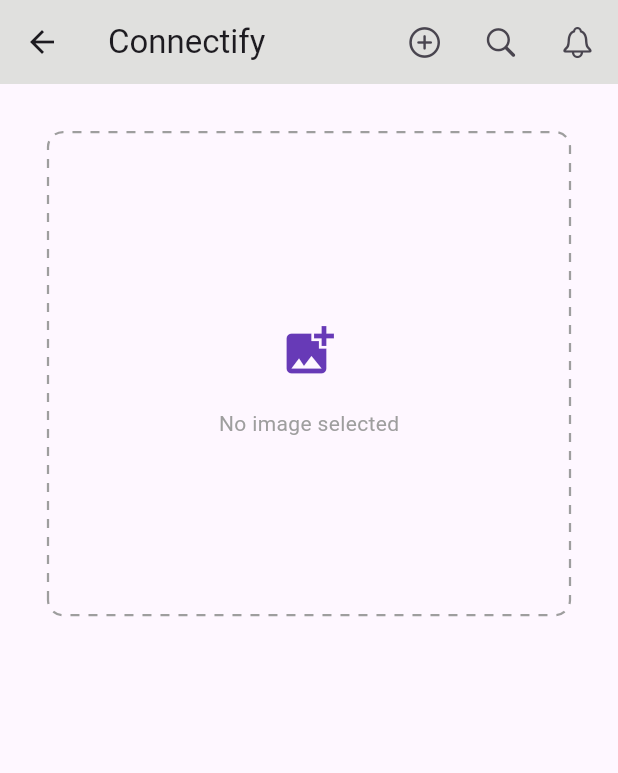
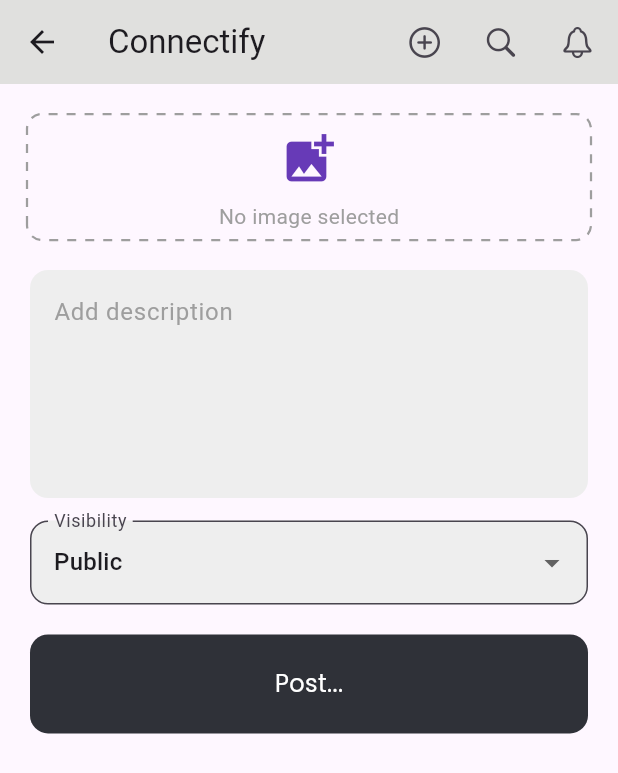
Before and after one commit to 0Armaan025/connectify, a Flutter app: the AddForumPostView screen opened directly, on a phone screen of 412 x 824 dp. Shown: the top 773 px of the screen. Run offline on Flutter 3.47's test engine with Material 3 defaults, Android fonts, the phone set to English and light mode, and no system bars; drawn by our look-alikes of dotted_border; our stand-ins replace animate_do, connectivity_plus, flutter_image_compress, google_fonts, google_nav_bar, hexcolor and 5 more; network calls fail; project files that could hold a hidden picture were left out.

Commit message:
feat: added bad ui forum and post upload thingy

```diff
--- a/lib/common/forum_post/forum_post.dart
+++ b/lib/common/forum_post/forum_post.dart
@@ -90,9 +90,9 @@ class _ForumPostState extends State<ForumPost> {
               children: [
                 Row(
                   children: [
-                    CircleAvatar(
+                    const CircleAvatar(
                       radius: 12,
-                      backgroundImage: const NetworkImage(
+                      backgroundImage: NetworkImage(
                         'https://images.unsplash.com/photo-1498278854500-7c206daa073b?w=500&auto=format&fit=crop&q=60&ixlib=rb-4.0.3&ixid=M3wxMjA3fDB8MHxzZWFyY2h8Mnx8bW91bnRhaW58ZW58MHwxfDB8fHww',
                       ),
                     ),
@@ -172,7 +172,7 @@ class _ForumPostState extends State<ForumPost> {
     List<String> words = text.split(' ');
 
     if (words.length > maxWords) {
-      return words.sublist(0, maxWords).join(' ') + '...';
+      return '${words.sublist(0, maxWords).join(' ')}...';
     }
     return text;
   }
--- a/lib/features/views/add_forum_post/add_forum_post_view.dart
+++ b/lib/features/views/add_forum_post/add_forum_post_view.dart
@@ -1,3 +1,4 @@
+import 'package:connectify/common/buttons/custom_button.dart';
 import 'package:connectify/common/utils.dart';
 import 'package:dotted_border/dotted_border.dart';
 import 'package:flutter/material.dart';
@@ -14,7 +15,7 @@ class AddForumPostView extends StatefulWidget {
 class _AddForumPostViewState extends State<AddForumPostView> {
   File? _selectedImage;
 
-  Future<void> _pickImage() async {
+  Future<void> _pickImage({bool isEdit = false}) async {
     final ImagePicker picker = ImagePicker();
     final XFile? image = await picker.pickImage(source: ImageSource.gallery);
 
@@ -22,6 +23,15 @@ class _AddForumPostViewState extends State<AddForumPostView> {
       setState(() {
         _selectedImage = File(image.path);
       });
+
+      if (isEdit) {
+        ScaffoldMessenger.of(context).showSnackBar(
+          const SnackBar(
+            content: Text('Image replaced successfully!'),
+            duration: Duration(seconds: 2),
+          ),
+        );
+      }
     }
   }
 
@@ -36,36 +46,30 @@ class _AddForumPostViewState extends State<AddForumPostView> {
           child: Column(
             children: [
               const SizedBox(height: 20),
-              Center(
-                child: Container(
-                  width: double.infinity,
-                  alignment: Alignment.center,
-                  height: size.height * 0.42,
-                  margin: const EdgeInsets.symmetric(horizontal: 20),
-                  padding: const EdgeInsets.all(12),
-                  decoration: BoxDecoration(),
+              Padding(
+                padding: const EdgeInsets.symmetric(horizontal: 18.0),
+                child: Center(
                   child: DottedBorder(
                     color: Colors.grey,
                     strokeWidth: 1.5,
-                    dashPattern: [6],
+                    dashPattern: const [6],
                     borderType: BorderType.RRect,
                     radius: const Radius.circular(10),
-                    child: Container(
+                    child: SizedBox(
                       width: double.infinity,
                       child: Column(
                         mainAxisAlignment: MainAxisAlignment.center,
                         children: [
                           _selectedImage == null
                               ? IconButton(
-                                  icon: Icon(
+                                  icon: const Icon(
                                     Icons.add_photo_alternate,
                                     size: 40,
                                     color: Colors.deepPurple,
                                   ),
                                   onPressed: _pickImage,
                                 )
-                              : Text(''),
-                          const SizedBox(height: 10),
+                              : const SizedBox.shrink(),
                           _selectedImage != null
                               ? Image.file(
                                   _selectedImage!,
@@ -77,11 +81,84 @@ class _AddForumPostViewState extends State<AddForumPostView> {
                                   'No image selected',
                                   style: TextStyle(color: Colors.grey),
                                 ),
+                          const SizedBox(height: 4),
+                          _selectedImage != null
+                              ? Container(
+                                  width: double.infinity,
+                                  alignment: Alignment.centerRight,
+                                  child: CircleAvatar(
+                                    radius: 20,
+                                    backgroundColor: Colors.lightBlue,
+                                    child: IconButton(
+                                      icon: const Icon(
+                                        Icons.edit,
+                                        color: Colors.white,
+                                      ),
+                                      onPressed: () => _pickImage(isEdit: true),
+                                    ),
+                                  ),
+                                )
+                              : const SizedBox.shrink(),
                         ],
                       ),
                     ),
                   ),
                 ),
+              ),
+              const SizedBox(height: 20),
+              // Textarea for paragraph
+              Padding(
+                padding: const EdgeInsets.symmetric(horizontal: 20),
+                child: TextFormField(
+                  maxLines: 5, // Makes it textarea-like
+                  decoration: InputDecoration(
+                    hintText: 'Add description',
+                    hintStyle: const TextStyle(color: Colors.grey),
+                    filled: true,
+                    fillColor: Colors.grey[200],
+                    border: OutlineInputBorder(
+                      borderRadius: BorderRadius.circular(12),
+                      borderSide: BorderSide.none,
+                    ),
+                  ),
+                ),
+              ),
+              const SizedBox(
+                height: 15,
+              ),
+              Padding(
+                padding: const EdgeInsets.symmetric(horizontal: 20.0),
+                child: DropdownButtonFormField<String>(
+                  decoration: InputDecoration(
+                    labelText: 'Visibility',
+                    border: OutlineInputBorder(
+                      borderRadius: BorderRadius.circular(12),
+                    ),
+                    filled: true,
+                    fillColor: Colors.grey[200],
+                  ),
+                  value: 'Public', // Default value
+                  items:
+                      ['Public', 'Private(only search)'].map((String option) {
+                    return DropdownMenuItem<String>(
+                      value: option,
+                      child: Text(option),
+                    );
+                  }).toList(),
+                  onChanged: (String? newValue) {
+                    // Handle the value change
+                    print('Selected: $newValue');
+                  },
+                ),
+              ),
+              const SizedBox(
+                height: 20,
+              ),
+              CustomButtonWidget(
+                text: "Post...",
+              ),
+              const SizedBox(
+                height: 30,
               ),
             ],
           ),
--- a/lib/main.dart
+++ b/lib/main.dart
@@ -1,4 +1,5 @@
 import 'package:connectify/features/views/home/home_view.dart';
+
 import 'package:flutter/material.dart';
 
 void main() async {
--- a/pubspec.yaml
+++ b/pubspec.yaml
@@ -51,6 +51,7 @@ dependencies:
   uni_links: ^0.5.1
   flutter_image_compress: ^2.3.0
   dotted_border: ^2.1.0
+  video_player: ^2.9.2
 
 dev_dependencies:
   flutter_test:
```
Also changed, not shown: lib/features/views/image_post/image_post_view.dart (added, +91 -0 lines), lib/features/views/post_upload/post_upload_view.dart (+15 -9 lines), lib/features/views/text_post/text_post_view.dart (added, +39 -0 lines), lib/features/views/thread/thread_view.dart (+9 -9 lines), lib/features/views/video_post/video_post_view.dart (added, +147 -0 lines), pubspec.lock, 1 other file.
